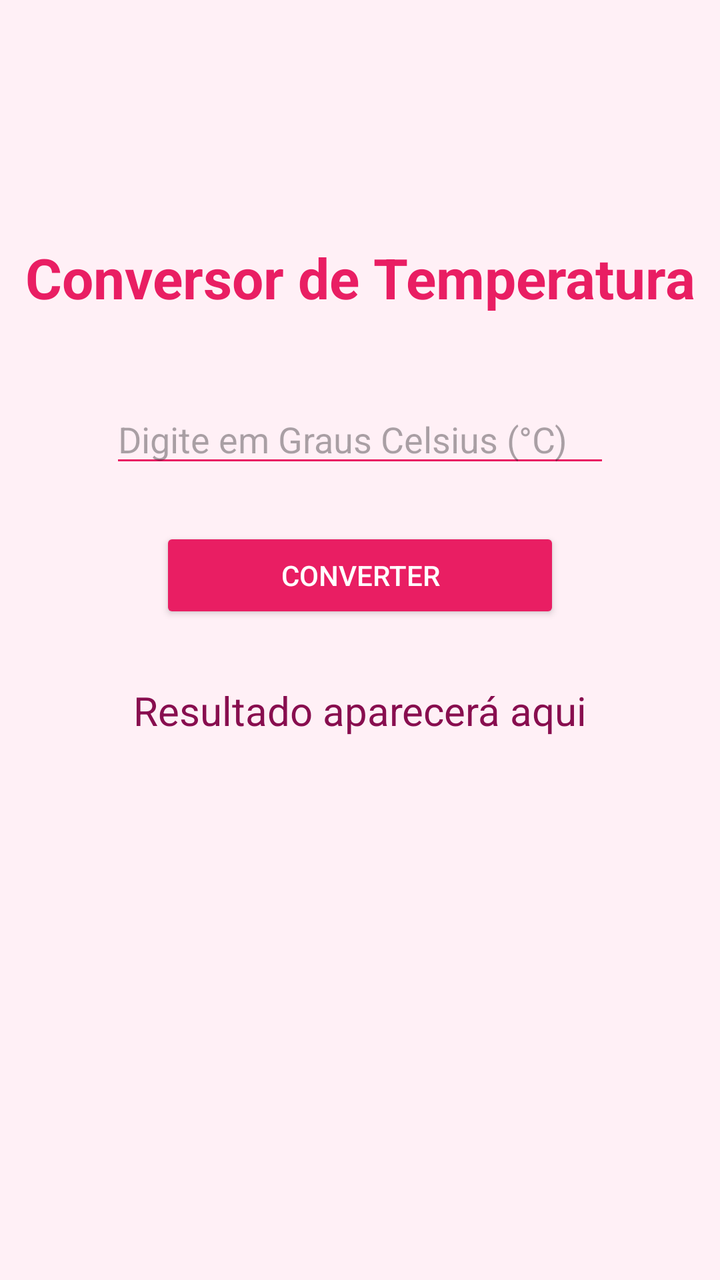
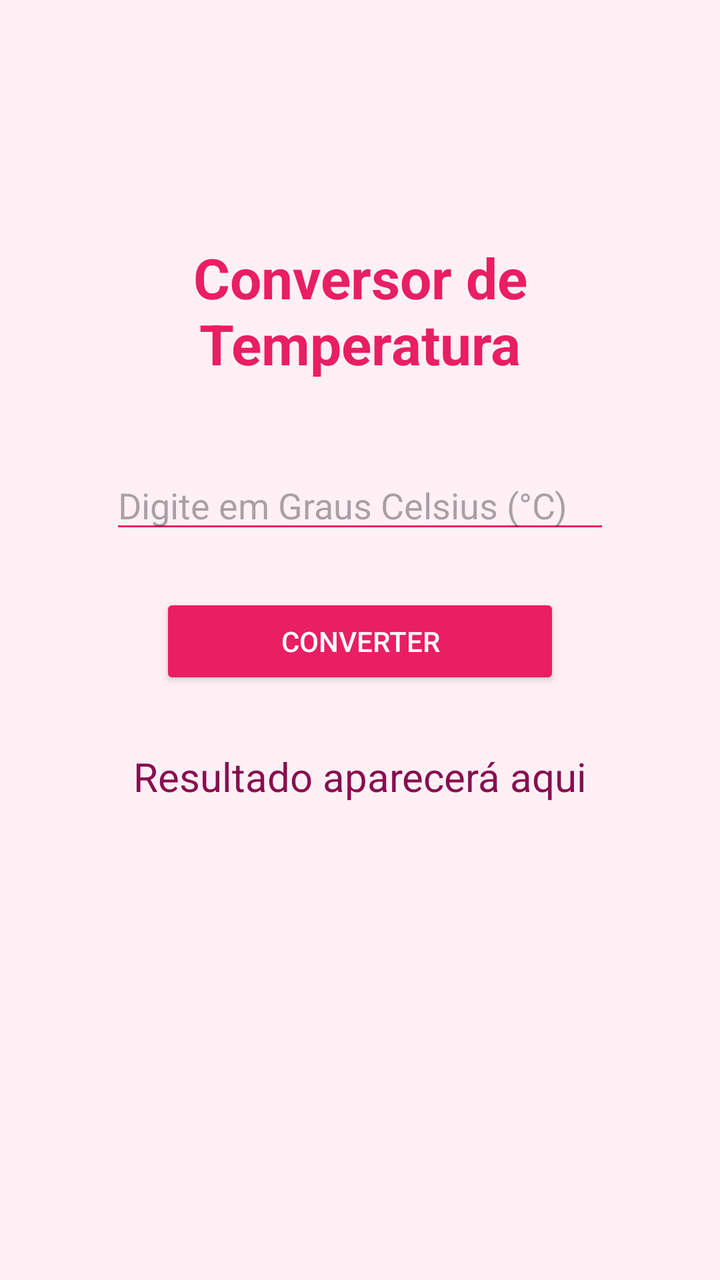

Two renders of the same Android screen: before a commit and after it. Below are the layout's source before the change and the commit's diff.
<!-- AndroidManifest.xml: application theme Theme.Kotlin -->
<!-- res/layout/activity_conversor.xml -->
<?xml version="1.0" encoding="utf-8"?>
<androidx.constraintlayout.widget.ConstraintLayout
    xmlns:android="http://schemas.android.com/apk/res/android"
    xmlns:app="http://schemas.android.com/apk/res-auto"
    xmlns:tools="http://schemas.android.com/tools"
    android:layout_width="match_parent"
    android:layout_height="match_parent"
    android:background="#FFF0F6"
    tools:context=".view.ConversorActivity">
    <TextView
        android:id="@+id/txt_titulo"
        android:layout_width="wrap_content"
        android:layout_height="wrap_content"
        android:text="Conversor de Temperatura"
        android:textSize="28sp"
        android:textStyle="bold"
        android:textColor="#E91E63"
        android:layout_marginTop="120dp"
        app:layout_constraintTop_toTopOf="parent"
        app:layout_constraintStart_toStartOf="parent"
        app:layout_constraintEnd_toEndOf="parent"/>
    <EditText
        android:id="@+id/edt_celsius"
        android:layout_width="250dp"
        android:layout_height="wrap_content"
        android:hint="Digite em Graus Celsius (°C)"
        android:inputType="numberDecimal"
        android:backgroundTint="#E91E63"
        android:layout_marginTop="40dp"
        app:layout_constraintTop_toBottomOf="@id/txt_titulo"
        app:layout_constraintStart_toStartOf="parent"
        app:layout_constraintEnd_toEndOf="parent"/>
    <Button
        android:id="@+id/btn_converter"
        android:layout_width="200dp"
        android:layout_height="wrap_content"
        android:text="Converter"
        android:textColor="#FFFFFF"
        android:backgroundTint="#E91E63"
        android:layout_marginTop="25dp"
        app:layout_constraintTop_toBottomOf="@id/edt_celsius"
        app:layout_constraintStart_toStartOf="parent"
        app:layout_constraintEnd_toEndOf="parent"/>
    <TextView
        android:id="@+id/txt_resultado"
        android:layout_width="wrap_content"
        android:layout_height="wrap_content"
        android:text="Resultado aparecerá aqui"
        android:textSize="20sp"
        android:textColor="#880E4F"
        android:layout_marginTop="30dp"
        app:layout_constraintTop_toBottomOf="@id/btn_converter"
        app:layout_constraintStart_toStartOf="parent"
        app:layout_constraintEnd_toEndOf="parent"/>
</androidx.constraintlayout.widget.ConstraintLayout>
<!-- resources referenced by this layout -->
<resources>
  <style name="Theme.Kotlin" parent="Base.Theme.Kotlin" />
  <style name="Base.Theme.Kotlin" parent="Theme.Material3.DayNight.NoActionBar">
          
          
      </style>
</resources>

<!-- the commit's change to res/layout/activity_conversor.xml (unified diff, before → after) -->
@@ -9,13 +9,15 @@
     tools:context=".view.ConversorActivity">
     <TextView
         android:id="@+id/txt_titulo"
-        android:layout_width="wrap_content"
+        android:layout_width="match_parent"
         android:layout_height="wrap_content"
         android:text="Conversor de Temperatura"
         android:textSize="28sp"
         android:textStyle="bold"
         android:textColor="#E91E63"
+        android:gravity="center"
         android:layout_marginTop="120dp"
+        android:paddingHorizontal="16dp"
         app:layout_constraintTop_toTopOf="parent"
         app:layout_constraintStart_toStartOf="parent"
         app:layout_constraintEnd_toEndOf="parent"/>
